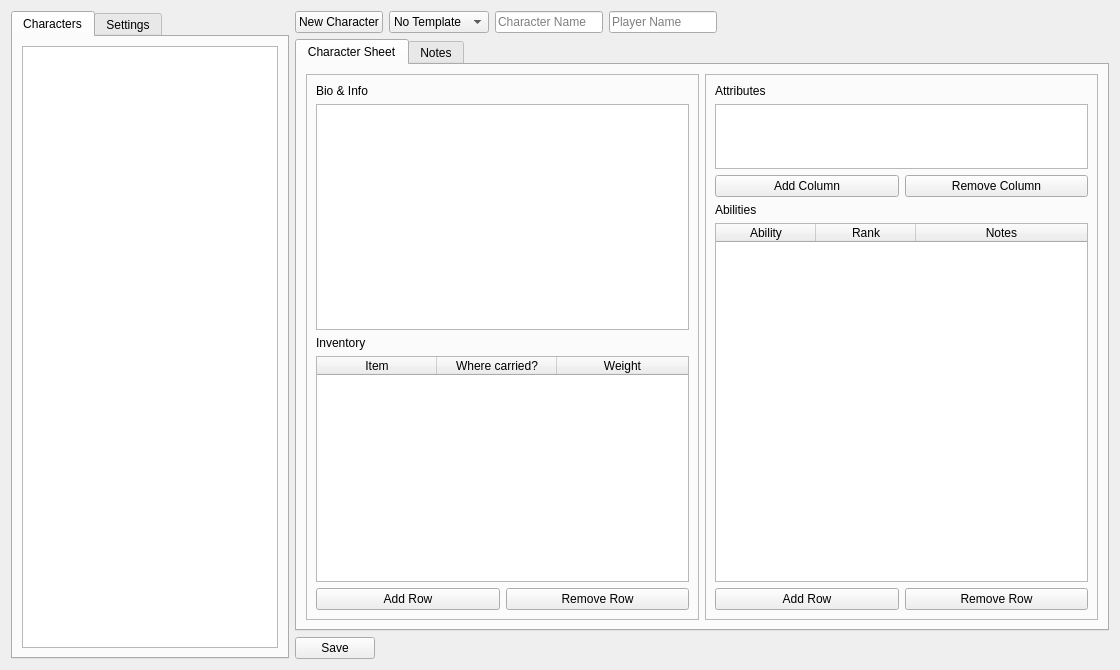
Before: the Qt Designer form tools/characterviewertool.ui in PhilInTheGaps/GM-Companion, drawn with Qt 5.
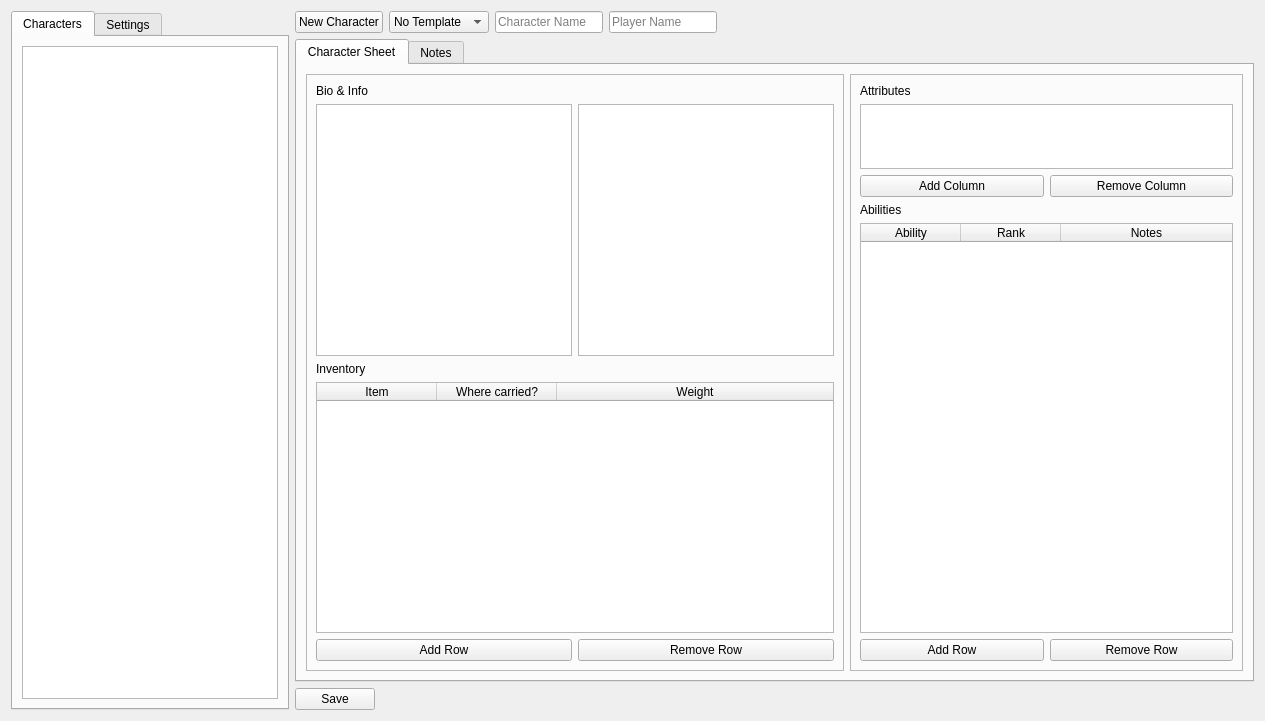
After: the same form once the commit is applied.

Commit message: Added character sheets for addons

The edit to the form file:
```diff
--- a/tools/characterviewertool.ui
+++ b/tools/characterviewertool.ui
@@ -6,8 +6,8 @@
    <rect>
     <x>0</x>
     <y>0</y>
-    <width>1120</width>
-    <height>670</height>
+    <width>1265</width>
+    <height>721</height>
    </rect>
   </property>
   <property name="sizePolicy">
@@ -200,6 +200,8 @@
              </widget>
             </item>
             <item>
+             <layout class="QHBoxLayout" name="horizontalLayout_8">
+              <item>
              <widget class="QTextEdit" name="textEdit_bioInfo">
               <property name="sizePolicy">
                <sizepolicy hsizetype="Minimum" vsizetype="Expanding">
@@ -224,6 +226,24 @@
                <set>Qt::LinksAccessibleByKeyboard|Qt::LinksAccessibleByMouse|Qt::TextBrowserInteraction|Qt::TextEditable|Qt::TextEditorInteraction|Qt::TextSelectableByKeyboard|Qt::TextSelectableByMouse</set>
               </property>
              </widget>
+              </item>
+              <item>
+               <widget class="QTextEdit" name="textEdit_bioInfo2">
+                <property name="sizePolicy">
+                 <sizepolicy hsizetype="Minimum" vsizetype="Expanding">
+                  <horstretch>0</horstretch>
+                  <verstretch>0</verstretch>
+                 </sizepolicy>
+                </property>
+                <property name="autoFormatting">
+                 <set>QTextEdit::AutoAll</set>
+                </property>
+                <property name="textInteractionFlags">
+                 <set>Qt::LinksAccessibleByKeyboard|Qt::LinksAccessibleByMouse|Qt::TextBrowserInteraction|Qt::TextEditable|Qt::TextEditorInteraction|Qt::TextSelectableByKeyboard|Qt::TextSelectableByMouse</set>
+                </property>
+               </widget>
+              </item>
+             </layout>
             </item>
             <item>
              <widget class="QLabel" name="label_5">
```
Lines whose indentation alone changed are shown as unchanged. The commit also changes 2 other files.
